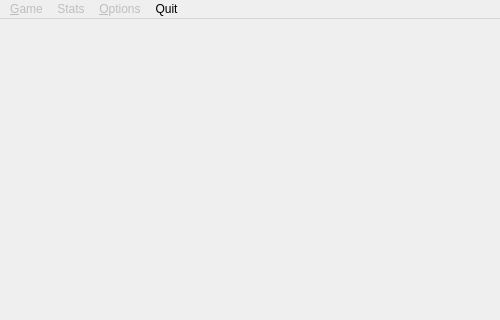
Old version of the form Shooter/shooter.ui in the repository IlyaBoykoProgr/qt-cpp; both pictures show x 0 to 500 and y 0 to 320 of the 500 by 600 pixel window.
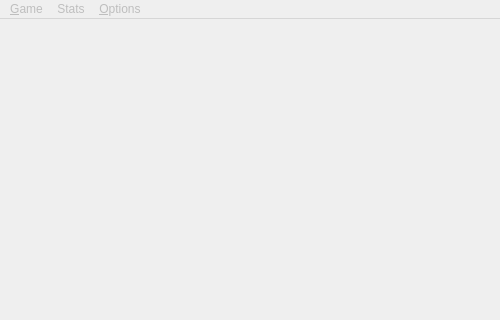
New version of the form. Icons and pictures are not drawn.

Commit message: updated Shooter and SeaWars

What changed in the file:
```diff
--- a/Shooter/shooter.ui
+++ b/Shooter/shooter.ui
@@ -64,12 +64,6 @@
     <addaction name="actionNew_Game"/>
     <addaction name="actionPause"/>
    </widget>
-   <widget class="QMenu" name="menuQuit">
-    <property name="title">
-     <string>Quit</string>
-    </property>
-    <addaction name="actionQuit"/>
-   </widget>
    <widget class="QMenu" name="menuStats">
     <property name="enabled">
      <bool>false</bool>
@@ -83,7 +77,6 @@
    <addaction name="menuGame"/>
    <addaction name="menuStats"/>
    <addaction name="menuOptions"/>
-   <addaction name="menuQuit"/>
   </widget>
   <action name="actionAchievements">
    <property name="enabled">
```
Left out of the diff: 19 changed lines with no effect on the pictures. The commit also changes 10 other files.
